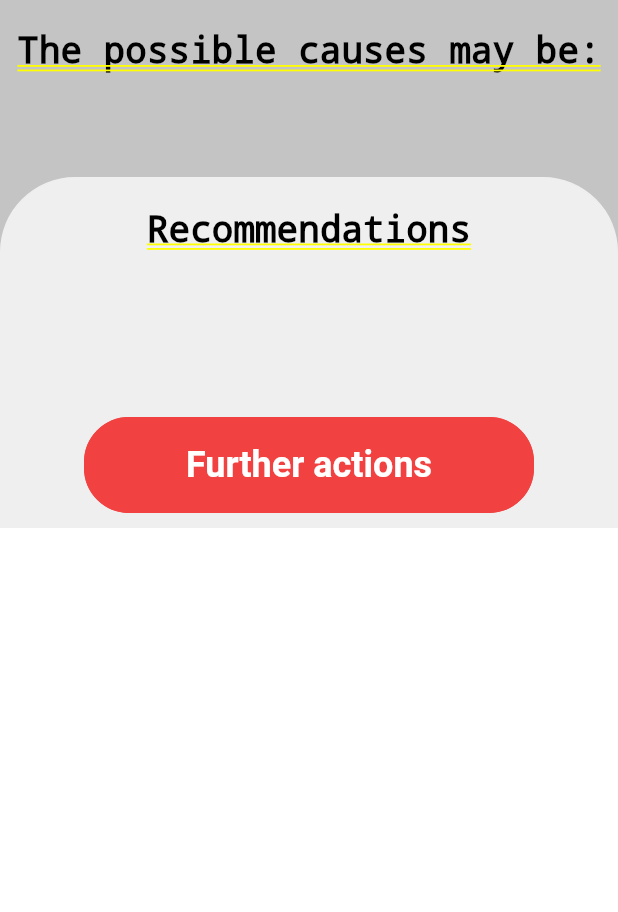
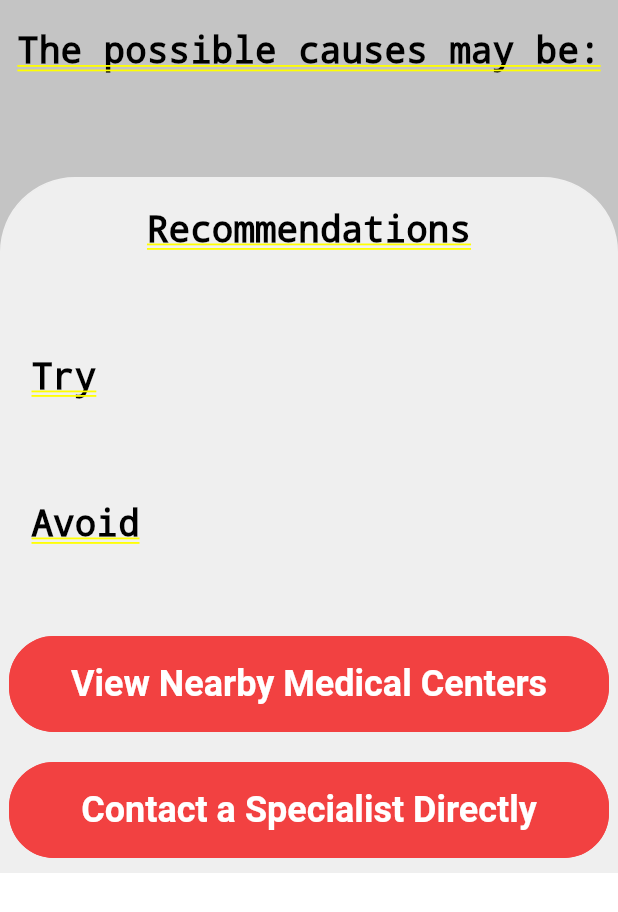
Before and after one commit to CristinaGTW/virtualmed, a Flutter app: the QuickCheckTab screen opened directly, after a tap on "Continue", after a tap on "Finish", on a phone screen of 412 x 824 dp. Shown: the top 912 px of the screen. Run offline on Flutter 3.47's test engine with Material 2 defaults, Android fonts, the light colour scheme and no system bars; our stand-ins replace flutter_svg.

Commit message:
Created skeleton for DiagnosisPage and moved buttons from Further Actions there

```diff
--- a/lib/Screens/QuickCheckScreen/components/diagnosis_body.dart
+++ b/lib/Screens/QuickCheckScreen/components/diagnosis_body.dart
@@ -4,7 +4,6 @@ import 'package:virtual_med/Screens/QuickCheckScreen/components/top-title.dart';
 import '../../../components.dart';
 
 class DiagnosisBody extends StatelessWidget {
-
   final List possibleDiagnoses;
 
   const DiagnosisBody({Key key, this.possibleDiagnoses}) : super(key: key);
@@ -12,7 +11,7 @@ class DiagnosisBody extends StatelessWidget {
   @override
   Widget build(BuildContext context) {
     return Container(
-      padding: EdgeInsets.only(bottom: 50),
+      padding: EdgeInsets.only(bottom: 50, left: 20, right: 20),
       decoration: BoxDecoration(
         color: kPrimaryLightColor,
         border: Border.all(
@@ -30,7 +29,25 @@ class DiagnosisBody extends StatelessWidget {
           Container(
             margin: EdgeInsets.only(top: 50),
             child: Column(
-              children: [],
+              children: <Widget>[
+                TopTitle(
+                  alignment: Alignment.topLeft,
+                  topMargin: 20.0,
+                  title: "Try",
+                ),
+              ],
+            ),
+          ),
+          Container(
+            margin: EdgeInsets.only(top: 50),
+            child: Column(
+              children: <Widget>[
+                TopTitle(
+                  alignment: Alignment.topLeft,
+                  topMargin: 20.0,
+                  title: "Avoid",
+                ),
+              ],
             ),
           ),
         ],
--- a/lib/Screens/QuickCheckScreen/components/top-title.dart
+++ b/lib/Screens/QuickCheckScreen/components/top-title.dart
@@ -4,13 +4,19 @@ import 'package:flutter/material.dart';
 class TopTitle extends StatelessWidget {
   final double topMargin;
   final String title;
+  final Alignment alignment;
 
-  const TopTitle({Key key, this.topMargin, this.title}) : super(key: key);
+  const TopTitle(
+      {Key key,
+      this.topMargin,
+      this.title,
+      this.alignment = Alignment.topCenter})
+      : super(key: key);
 
   @override
   Widget build(BuildContext context) {
     return Container(
-      alignment: Alignment.topCenter,
+      alignment: alignment,
       margin: EdgeInsets.only(
         top: topMargin,
       ),
--- a/lib/Screens/QuickCheckScreen/quick_check_tab.dart
+++ b/lib/Screens/QuickCheckScreen/quick_check_tab.dart
@@ -103,13 +103,30 @@ class _QuickCheckTabState extends State<QuickCheckTab> {
       )),
       Container(
         padding: EdgeInsets.only(
-            left: (size.width - 300) / 2, right: (size.width - 300) / 2),
+            left: (size.width - 400) / 2, right: (size.width - 400) / 2),
         color: kPrimaryLightColor,
         child: Container(
-          child: RoundedButton(
-            width: 300,
-            text: "Further actions",
-            press: () => setProgress(3),
+          child: Column(
+            children: <Widget>[
+              Container(
+                child: Container(
+                  child: RoundedButton(
+                    width: 400,
+                    text: "View Nearby Medical Centers",
+                    press: () => setProgress(3),
+                  ),
+                ),
+              ),
+              Container(
+                child: Container(
+                  child: RoundedButton(
+                    width: 400,
+                    text: "Contact a Specialist Directly",
+                    press: () => setProgress(3),
+                  ),
+                ),
+              )
+            ],
           ),
         ),
       )
@@ -162,8 +179,8 @@ class _QuickCheckTabState extends State<QuickCheckTab> {
         return getQueryPage();
       case 2:
         return getDiagnosisPage();
-      case 3:
-        return getFurtherActionsPage();
+      // case 3:
+      //   return getFurtherActionsPage();
     }
     return Scaffold(
       body: Text("Error"),
```
